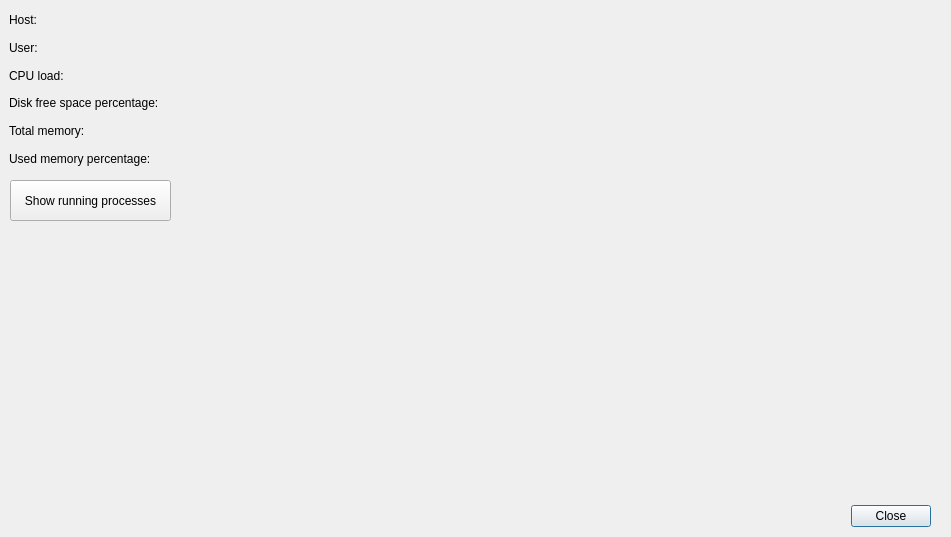
Before: the Qt Designer form Server/selectedclient.ui in IT-Students-Web-Project/ResourceMonitoring, drawn with Qt 5.
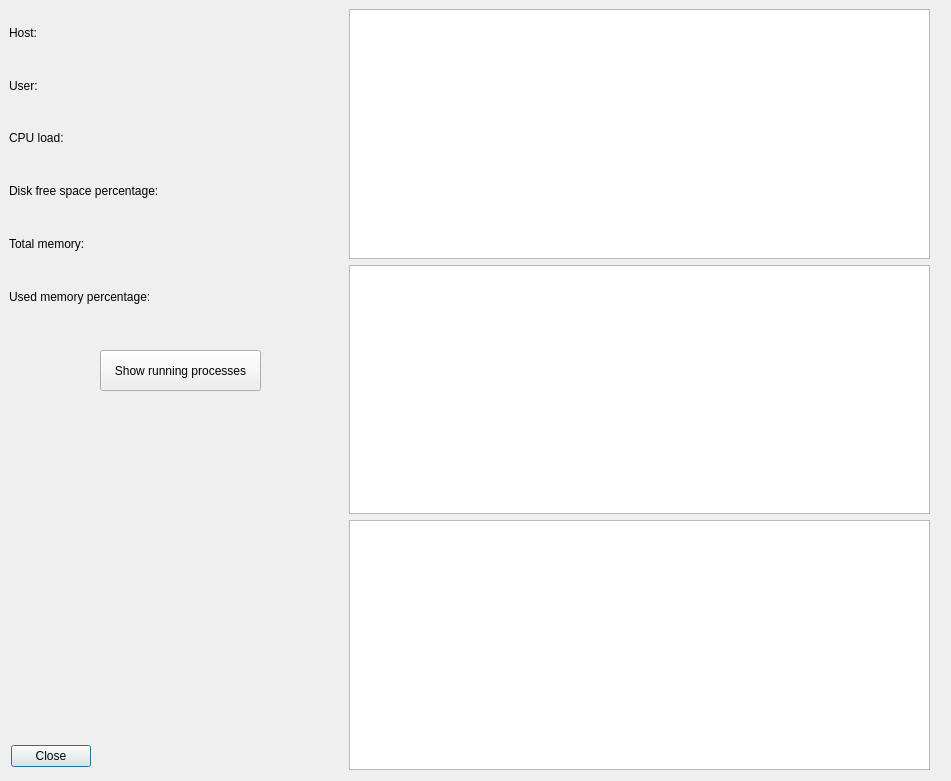
After: the same form once the commit is applied. Custom widgets are drawn as their Qt base class.

What changed in the file:
```diff
--- a/Server/selectedclient.ui
+++ b/Server/selectedclient.ui
@@ -7,7 +7,7 @@
     <x>0</x>
     <y>0</y>
     <width>951</width>
-    <height>537</height>
+    <height>781</height>
    </rect>
   </property>
   <property name="windowTitle">
@@ -16,8 +16,8 @@
   <widget class="QDialogButtonBox" name="buttonBox">
    <property name="geometry">
     <rect>
-     <x>850</x>
-     <y>500</y>
+     <x>10</x>
+     <y>740</y>
      <width>81</width>
      <height>32</height>
     </rect>
@@ -35,7 +35,7 @@
      <x>9</x>
      <y>9</y>
      <width>321</width>
-     <height>161</height>
+     <height>311</height>
     </rect>
    </property>
    <layout class="QGridLayout" name="gridLayout">
@@ -128,8 +128,8 @@
   <widget class="QPushButton" name="pushButtonProcesses">
    <property name="geometry">
     <rect>
-     <x>10</x>
-     <y>180</y>
+     <x>100</x>
+     <y>350</y>
      <width>161</width>
      <height>41</height>
     </rect>
@@ -138,7 +138,35 @@
     <string>Show running processes</string>
    </property>
   </widget>
+  <widget class="QWidget" name="verticalLayoutWidget">
+   <property name="geometry">
+    <rect>
+     <x>349</x>
+     <y>9</y>
+     <width>581</width>
+     <height>761</height>
+    </rect>
+   </property>
+   <layout class="QVBoxLayout" name="verticalLayout">
+    <item>
+     <widget class="QChartView" name="graphicsView_chart0"/>
+    </item>
+    <item>
+     <widget class="QChartView" name="graphicsView_chart1"/>
+    </item>
+    <item>
+     <widget class="QChartView" name="graphicsView_chart2"/>
+    </item>
+   </layout>
+  </widget>
  </widget>
+ <customwidgets>
+  <customwidget>
+   <class>QChartView</class>
+   <extends>QGraphicsView</extends>
+   <header>QtCharts</header>
+  </customwidget>
+ </customwidgets>
  <resources/>
  <connections>
   <connection>
```
